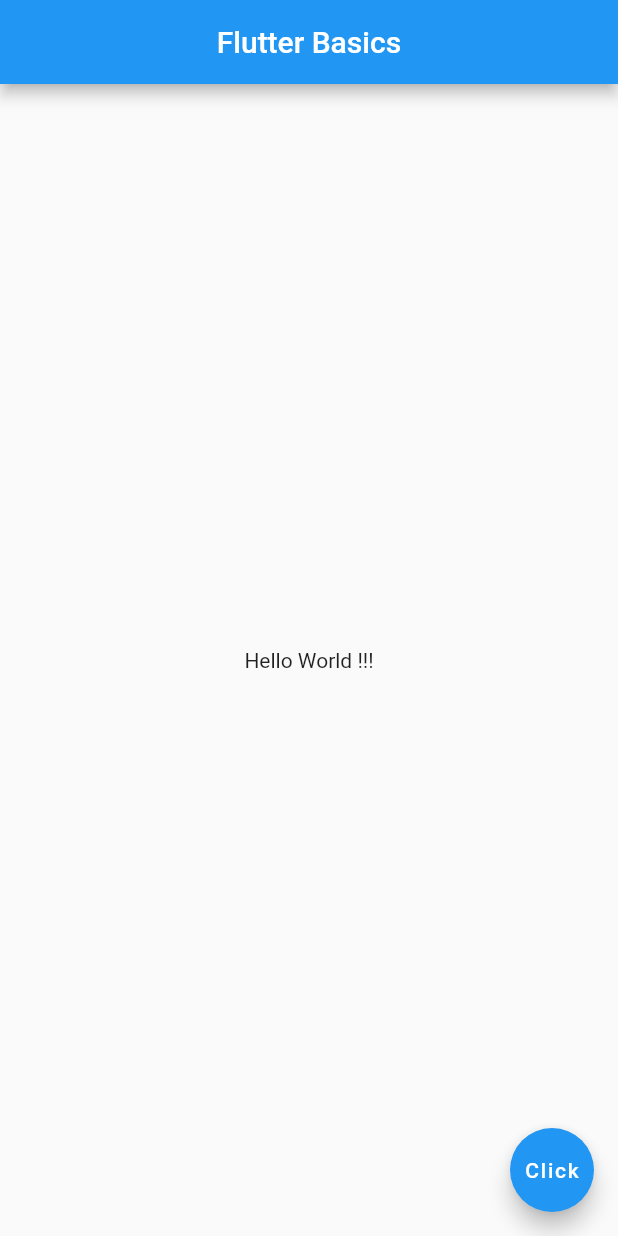
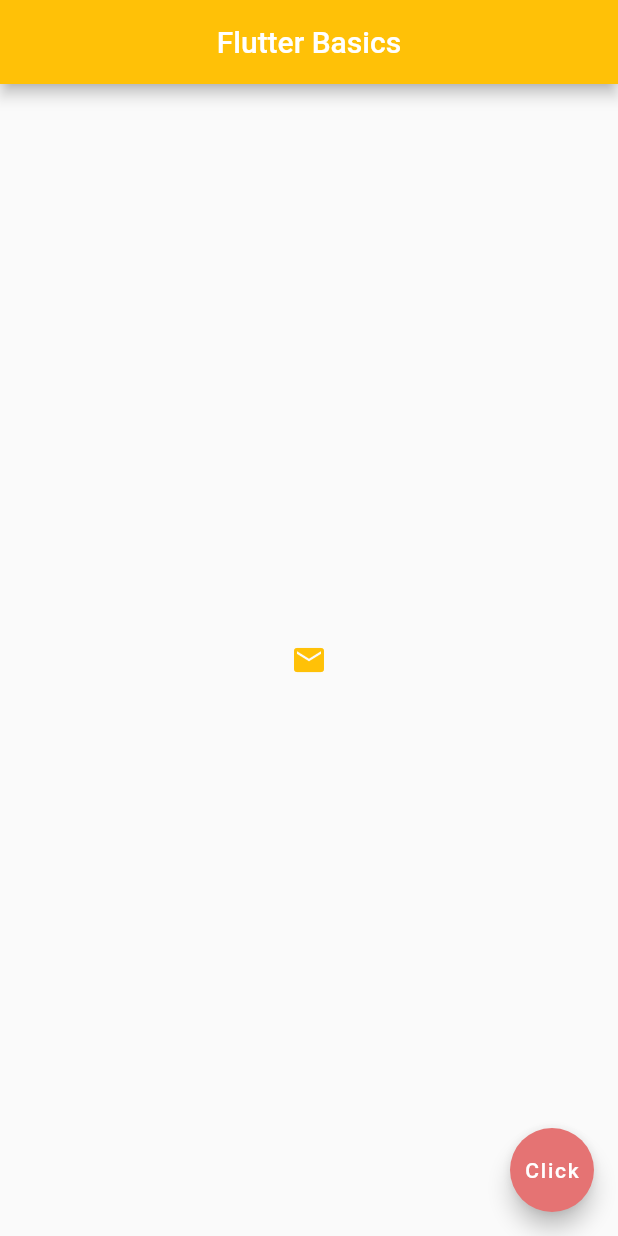
Before and after one commit to NikhilAg2021/Flutter_Calculator, a Flutter app: the screen it shows after launch, on a phone screen of 412 x 824 dp. Run offline on Flutter 3.47's test engine with Material 2 defaults, Android fonts, the phone set to English and light mode, and no system bars.

Commit message:
Most Widgets of Flutter Completed

```diff
--- a/FlutterBasics/my_app/lib/main.dart
+++ b/FlutterBasics/my_app/lib/main.dart
@@ -1,17 +1,33 @@
 import 'package:flutter/material.dart';
 
-void main() => runApp(MaterialApp(
-  home: Scaffold(
+void main() => runApp(const MaterialApp(
+  home: Home(),
+));
+
+class Home extends StatelessWidget {
+  const Home({Key? key}) : super(key: key);
+  @override
+  Widget build(BuildContext context) {
+    return Scaffold(
       appBar: AppBar(
         title: const Text('Flutter Basics'),
         centerTitle: true,
+        backgroundColor: Colors.amber[500],
       ),
-    body: const Center(
-      child: Text('Hello World !!!'),
+      body: Center(
+        child: IconButton(
+          onPressed: () {
+            print("Icon Clicked ");
+          },
+          icon: Icon(Icons.mail),
+          color: Colors.amber,
+        ),
       ),
       floatingActionButton: FloatingActionButton(
         onPressed: () {  },
         child: const Text('Click'),
+        backgroundColor: Colors.red[300],
       ),
-  ),
-));
+    );
+  }
+}
```
Also changed, not shown: FlutterBasics/my_app/pubspec.yaml (+7 -15 lines), FlutterBasics/my_app/font/IndieFlower-Regular.ttf (added). Lines whose indentation alone changed are shown as unchanged.
